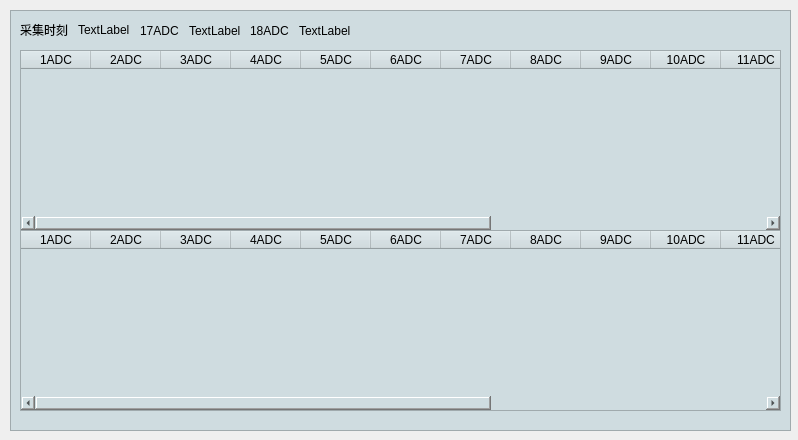
Old version of the form terminal/TableView/crecvdialog.ui in the repository shanlizi/QT_GF_Software.
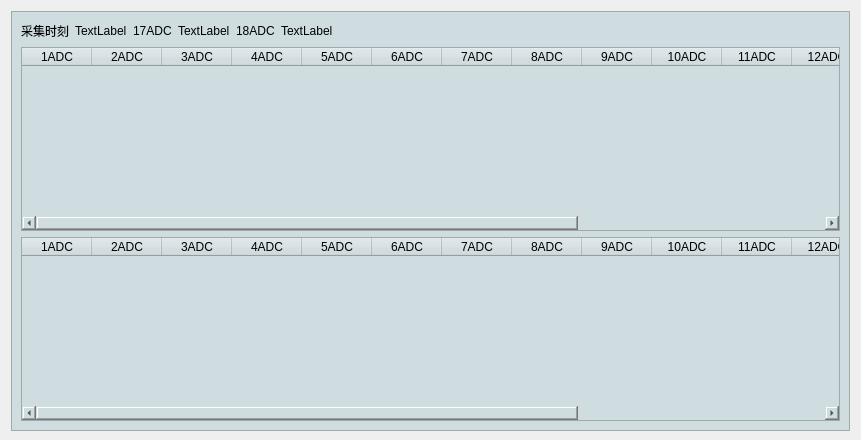
New version of the form.

The edit to the form file:
```diff
--- a/terminal/TableView/crecvdialog.ui
+++ b/terminal/TableView/crecvdialog.ui
@@ -6,21 +6,27 @@
    <rect>
     <x>0</x>
     <y>0</y>
-    <width>798</width>
+    <width>861</width>
     <height>440</height>
    </rect>
   </property>
+  <property name="minimumSize">
+   <size>
+    <width>0</width>
+    <height>440</height>
+   </size>
+  </property>
   <property name="windowTitle">
    <string>Dialog</string>
   </property>
+  <layout class="QHBoxLayout" name="horizontalLayout_4">
+   <item>
   <widget class="QFrame" name="frame">
-   <property name="geometry">
-    <rect>
-     <x>10</x>
-     <y>10</y>
-     <width>781</width>
-     <height>421</height>
-    </rect>
+     <property name="minimumSize">
+      <size>
+       <width>0</width>
+       <height>420</height>
+      </size>
    </property>
    <property name="styleSheet">
     <string notr="true">background-color: rgb(207, 220, 224);</string>
@@ -31,207 +37,10 @@
    <property name="frameShadow">
     <enum>QFrame::Raised</enum>
    </property>
-   <widget class="QTableWidget" name="tableWidget_33H_1">
-    <property name="geometry">
-     <rect>
-      <x>10</x>
-      <y>40</y>
-      <width>761</width>
-      <height>181</height>
-     </rect>
-    </property>
-    <attribute name="horizontalHeaderDefaultSectionSize">
-     <number>70</number>
-    </attribute>
-    <attribute name="horizontalHeaderStretchLastSection">
-     <bool>true</bool>
-    </attribute>
-    <column>
-     <property name="text">
-      <string>1ADC</string>
-     </property>
-    </column>
-    <column>
-     <property name="text">
-      <string>2ADC</string>
-     </property>
-    </column>
-    <column>
-     <property name="text">
-      <string>3ADC</string>
-     </property>
-    </column>
-    <column>
-     <property name="text">
-      <string>4ADC</string>
-     </property>
-    </column>
-    <column>
-     <property name="text">
-      <string>5ADC</string>
-     </property>
-    </column>
-    <column>
-     <property name="text">
-      <string>6ADC</string>
-     </property>
-    </column>
-    <column>
-     <property name="text">
-      <string>7ADC</string>
-     </property>
-    </column>
-    <column>
-     <property name="text">
-      <string>8ADC</string>
-     </property>
-    </column>
-    <column>
-     <property name="text">
-      <string>9ADC</string>
-     </property>
-    </column>
-    <column>
-     <property name="text">
-      <string>10ADC</string>
-     </property>
-    </column>
-    <column>
-     <property name="text">
-      <string>11ADC</string>
-     </property>
-    </column>
-    <column>
-     <property name="text">
-      <string>12ADC</string>
-     </property>
-    </column>
-    <column>
-     <property name="text">
-      <string>13ADC</string>
-     </property>
-    </column>
-    <column>
-     <property name="text">
-      <string>14ADC</string>
-     </property>
-    </column>
-    <column>
-     <property name="text">
-      <string>15ADC</string>
-     </property>
-    </column>
-    <column>
-     <property name="text">
-      <string>16ADC</string>
-     </property>
-    </column>
-   </widget>
-   <widget class="QTableWidget" name="tableWidget_33H_2">
-    <property name="geometry">
-     <rect>
-      <x>10</x>
-      <y>220</y>
-      <width>761</width>
-      <height>181</height>
-     </rect>
-    </property>
-    <attribute name="horizontalHeaderDefaultSectionSize">
-     <number>70</number>
-    </attribute>
-    <attribute name="horizontalHeaderStretchLastSection">
-     <bool>true</bool>
-    </attribute>
-    <column>
-     <property name="text">
-      <string>1ADC</string>
-     </property>
-    </column>
-    <column>
-     <property name="text">
-      <string>2ADC</string>
-     </property>
-    </column>
-    <column>
-     <property name="text">
-      <string>3ADC</string>
-     </property>
-    </column>
-    <column>
-     <property name="text">
-      <string>4ADC</string>
-     </property>
-    </column>
-    <column>
-     <property name="text">
-      <string>5ADC</string>
-     </property>
-    </column>
-    <column>
-     <property name="text">
-      <string>6ADC</string>
-     </property>
-    </column>
-    <column>
-     <property name="text">
-      <string>7ADC</string>
-     </property>
-    </column>
-    <column>
-     <property name="text">
-      <string>8ADC</string>
-     </property>
-    </column>
-    <column>
-     <property name="text">
-      <string>9ADC</string>
-     </property>
-    </column>
-    <column>
-     <property name="text">
-      <string>10ADC</string>
-     </property>
-    </column>
-    <column>
-     <property name="text">
-      <string>11ADC</string>
-     </property>
-    </column>
-    <column>
-     <property name="text">
-      <string>12ADC</string>
-     </property>
-    </column>
-    <column>
-     <property name="text">
-      <string>13ADC</string>
-     </property>
-    </column>
-    <column>
-     <property name="text">
-      <string>14ADC</string>
-     </property>
-    </column>
-    <column>
-     <property name="text">
-      <string>15ADC</string>
-     </property>
-    </column>
-    <column>
-     <property name="text">
-      <string>16ADC</string>
-     </property>
-    </column>
-   </widget>
-   <widget class="QWidget" name="layoutWidget">
-    <property name="geometry">
-     <rect>
-      <x>10</x>
-      <y>10</y>
-      <width>110</width>
-      <height>20</height>
-     </rect>
-    </property>
+     <layout class="QVBoxLayout" name="verticalLayout">
+      <item>
+       <layout class="QHBoxLayout" name="horizontalLayout_5">
+        <item>
     <layout class="QHBoxLayout" name="horizontalLayout">
      <item>
       <widget class="QLabel" name="label">
@@ -248,16 +57,8 @@
       </widget>
      </item>
     </layout>
-   </widget>
-   <widget class="QWidget" name="layoutWidget">
-    <property name="geometry">
-     <rect>
-      <x>130</x>
-      <y>10</y>
-      <width>101</width>
-      <height>21</height>
-     </rect>
-    </property>
+        </item>
+        <item>
     <layout class="QHBoxLayout" name="horizontalLayout_2">
      <item>
       <widget class="QLabel" name="label_3">
@@ -274,16 +75,8 @@
       </widget>
      </item>
     </layout>
-   </widget>
-   <widget class="QWidget" name="layoutWidget">
-    <property name="geometry">
-     <rect>
-      <x>240</x>
-      <y>10</y>
-      <width>101</width>
-      <height>21</height>
-     </rect>
-    </property>
+        </item>
+        <item>
     <layout class="QHBoxLayout" name="horizontalLayout_3">
      <item>
       <widget class="QLabel" name="label_5">
@@ -300,8 +93,206 @@
       </widget>
      </item>
     </layout>
-   </widget>
-  </widget>
+        </item>
+        <item>
+         <spacer name="horizontalSpacer">
+          <property name="orientation">
+           <enum>Qt::Horizontal</enum>
+          </property>
+          <property name="sizeHint" stdset="0">
+           <size>
+            <width>398</width>
+            <height>20</height>
+           </size>
+          </property>
+         </spacer>
+        </item>
+       </layout>
+      </item>
+      <item>
+       <widget class="QTableWidget" name="tableWidget_33H_1">
+        <attribute name="horizontalHeaderDefaultSectionSize">
+         <number>70</number>
+        </attribute>
+        <attribute name="horizontalHeaderStretchLastSection">
+         <bool>true</bool>
+        </attribute>
+        <column>
+         <property name="text">
+          <string>1ADC</string>
+         </property>
+        </column>
+        <column>
+         <property name="text">
+          <string>2ADC</string>
+         </property>
+        </column>
+        <column>
+         <property name="text">
+          <string>3ADC</string>
+         </property>
+        </column>
+        <column>
+         <property name="text">
+          <string>4ADC</string>
+         </property>
+        </column>
+        <column>
+         <property name="text">
+          <string>5ADC</string>
+         </property>
+        </column>
+        <column>
+         <property name="text">
+          <string>6ADC</string>
+         </property>
+        </column>
+        <column>
+         <property name="text">
+          <string>7ADC</string>
+         </property>
+        </column>
+        <column>
+         <property name="text">
+          <string>8ADC</string>
+         </property>
+        </column>
+        <column>
+         <property name="text">
+          <string>9ADC</string>
+         </property>
+        </column>
+        <column>
+         <property name="text">
+          <string>10ADC</string>
+         </property>
+        </column>
+        <column>
+         <property name="text">
+          <string>11ADC</string>
+         </property>
+        </column>
+        <column>
+         <property name="text">
+          <string>12ADC</string>
+         </property>
+        </column>
+        <column>
+         <property name="text">
+          <string>13ADC</string>
+         </property>
+        </column>
+        <column>
+         <property name="text">
+          <string>14ADC</string>
+         </property>
+        </column>
+        <column>
+         <property name="text">
+          <string>15ADC</string>
+         </property>
+        </column>
+        <column>
+         <property name="text">
+          <string>16ADC</string>
+         </property>
+        </column>
+       </widget>
+      </item>
+      <item>
+       <widget class="QTableWidget" name="tableWidget_33H_2">
+        <attribute name="horizontalHeaderDefaultSectionSize">
+         <number>70</number>
+        </attribute>
+        <attribute name="horizontalHeaderStretchLastSection">
+         <bool>true</bool>
+        </attribute>
+        <column>
+         <property name="text">
+          <string>1ADC</string>
+         </property>
+        </column>
+        <column>
+         <property name="text">
+          <string>2ADC</string>
+         </property>
+        </column>
+        <column>
+         <property name="text">
+          <string>3ADC</string>
+         </property>
+        </column>
+        <column>
+         <property name="text">
+          <string>4ADC</string>
+         </property>
+        </column>
+        <column>
+         <property name="text">
+          <string>5ADC</string>
+         </property>
+        </column>
+        <column>
+         <property name="text">
+          <string>6ADC</string>
+         </property>
+        </column>
+        <column>
+         <property name="text">
+          <string>7ADC</string>
+         </property>
+        </column>
+        <column>
+         <property name="text">
+          <string>8ADC</string>
+         </property>
+        </column>
+        <column>
+         <property name="text">
+          <string>9ADC</string>
+         </property>
+        </column>
+        <column>
+         <property name="text">
+          <string>10ADC</string>
+         </property>
+        </column>
+        <column>
+         <property name="text">
+          <string>11ADC</string>
+         </property>
+        </column>
+        <column>
+         <property name="text">
+          <string>12ADC</string>
+         </property>
+        </column>
+        <column>
+         <property name="text">
+          <string>13ADC</string>
+         </property>
+        </column>
+        <column>
+         <property name="text">
+          <string>14ADC</string>
+         </property>
+        </column>
+        <column>
+         <property name="text">
+          <string>15ADC</string>
+         </property>
+        </column>
+        <column>
+         <property name="text">
+          <string>16ADC</string>
+         </property>
+        </column>
+       </widget>
+      </item>
+     </layout>
+    </widget>
+   </item>
+  </layout>
  </widget>
  <resources/>
  <connections/>
```
Lines whose indentation alone changed are shown as unchanged.
